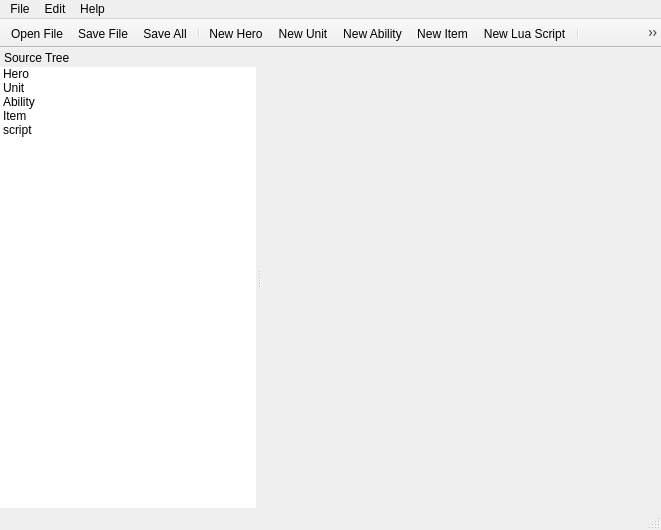
Qt form mainwindow.ui (davidaq/dota2scripter) before a commit.
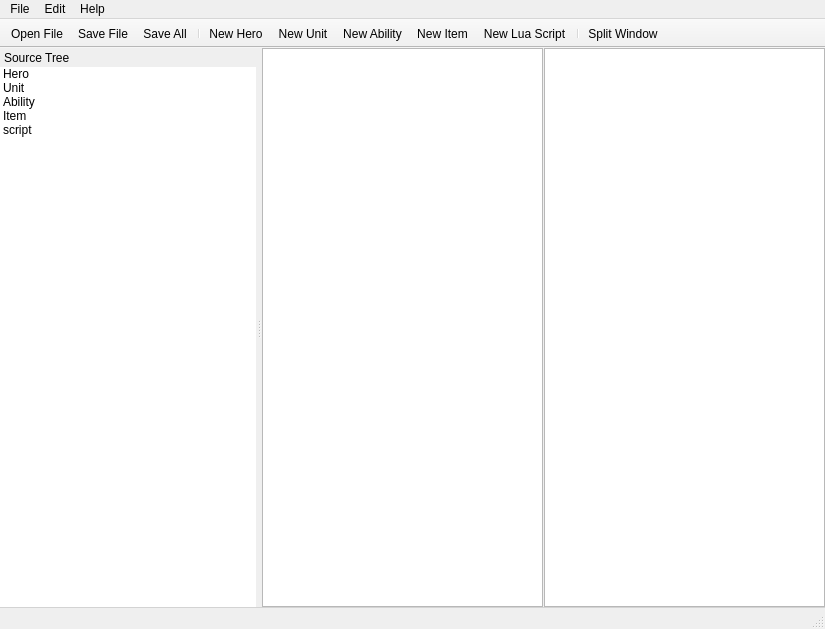
The same form after that commit. Icons and pictures are not drawn.

Diff of the .ui file:
```diff
--- a/mainwindow.ui
+++ b/mainwindow.ui
@@ -6,10 +6,16 @@
    <rect>
     <x>0</x>
     <y>0</y>
-    <width>661</width>
-    <height>530</height>
+    <width>825</width>
+    <height>629</height>
    </rect>
   </property>
+  <property name="minimumSize">
+   <size>
+    <width>500</width>
+    <height>300</height>
+   </size>
+  </property>
   <property name="windowTitle">
    <string>Dota Scripter</string>
   </property>
@@ -30,6 +36,33 @@
     <property name="spacing">
      <number>0</number>
     </property>
+    <item row="0" column="0">
+     <layout class="QHBoxLayout" name="horizontalLayout">
+      <property name="spacing">
+       <number>1</number>
+      </property>
+      <item>
+       <widget class="QTextEdit" name="textEditMain">
+        <property name="minimumSize">
+         <size>
+          <width>100</width>
+          <height>0</height>
+         </size>
+        </property>
+       </widget>
+      </item>
+      <item>
+       <widget class="QTextEdit" name="textEditSplit">
+        <property name="minimumSize">
+         <size>
+          <width>100</width>
+          <height>0</height>
+         </size>
+        </property>
+       </widget>
+      </item>
+     </layout>
+    </item>
    </layout>
   </widget>
   <widget class="QMenuBar" name="menuBar">
@@ -37,8 +70,8 @@
     <rect>
      <x>0</x>
      <y>0</y>
-     <width>661</width>
-     <height>22</height>
+     <width>825</width>
+     <height>23</height>
     </rect>
    </property>
    <widget class="QMenu" name="menuProject">
@@ -105,7 +138,16 @@
    <addaction name="separator"/>
    <addaction name="actionSplit_Window"/>
   </widget>
-  <widget class="QStatusBar" name="statusBar"/>
+  <widget class="QStatusBar" name="statusBar">
+   <property name="styleSheet">
+    <string notr="true">QStatusBar {
+	border-top: 1px solid rgba(0,0,0,30);
+}</string>
+   </property>
+   <property name="sizeGripEnabled">
+    <bool>true</bool>
+   </property>
+  </widget>
   <widget class="QDockWidget" name="dockWidget">
    <property name="floating">
     <bool>false</bool>
@@ -144,9 +186,6 @@
        <property name="frameShadow">
         <enum>QFrame::Plain</enum>
        </property>
-       <property name="lineWidth">
-        <number>0</number>
-       </property>
        <property name="rootIsDecorated">
         <bool>false</bool>
        </property>
```
Left out of the diff: 26 changed lines with no effect on the pictures.
